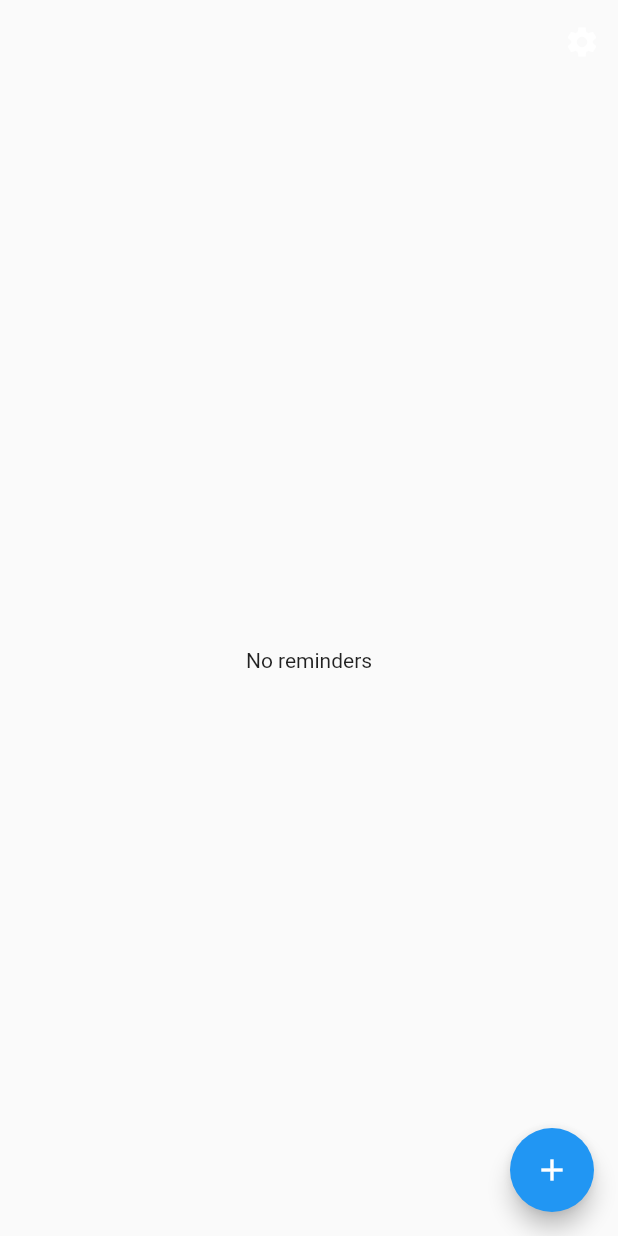
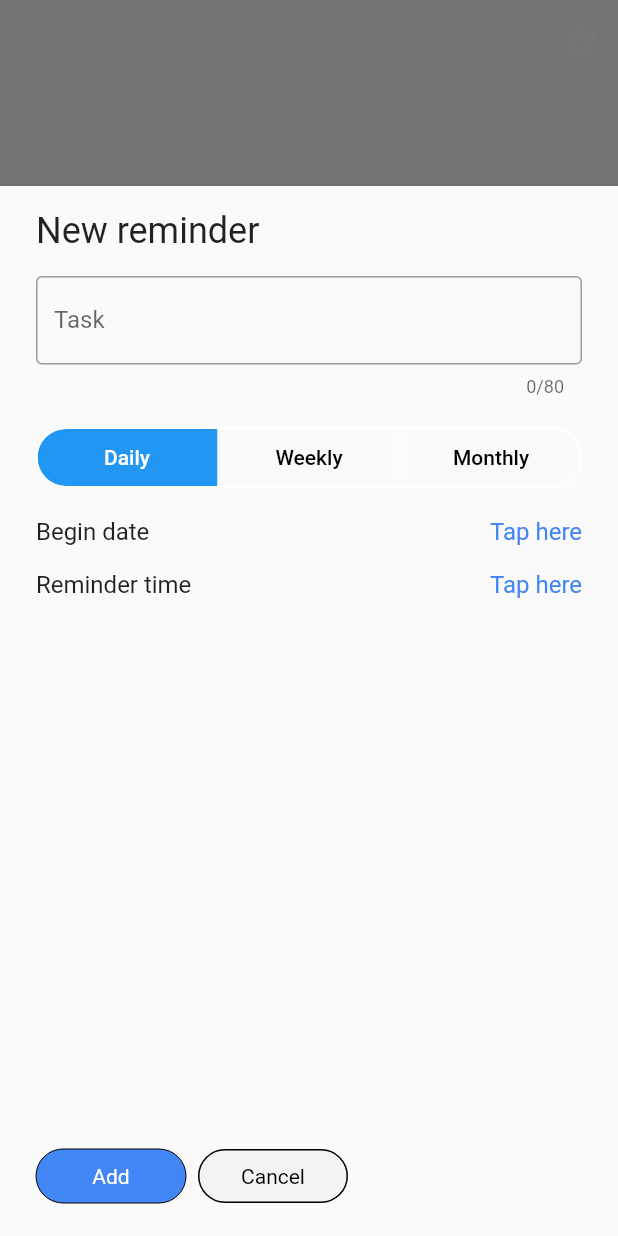
Before and after one commit to YoanMen/RecurAlarm, a Flutter app: the screen it shows after launch, after a tap on the "add" icon, on a phone screen of 412 x 824 dp. Run offline on Flutter 3.47's test engine with Material 2 defaults, Android fonts, the light colour scheme and no system bars; our stand-ins replace flutter_riverpod, fluttertoast, go_router, sqflite; accounts and stored records are empty.

Commit message:
Implementation of added screen

```diff
--- a/lib/core/common/formatting_utils.dart
+++ b/lib/core/common/formatting_utils.dart
@@ -1,4 +1,5 @@
 import 'package:flutter/material.dart';
+import 'package:intl/intl.dart';
 import 'package:recurring_alarm/core/constant.dart';
 import 'package:recurring_alarm/domain/entities/reminder.dart';
 import 'package:recurring_alarm/localization/string_hardcoded.dart';
@@ -14,10 +15,18 @@ TimeOfDay formatTime(String time) {
   return TimeOfDay(hour: hours, minute: minutes);
 }
 
+String formatTimeToString(TimeOfDay time) {
+  return '${time.hour}:${time.minute}';
+}
+
 //  parse string DateTime to DateTime
 
 DateTime formatDate(String date) {
   return DateTime.parse(date);
+}
+
+String formatDatetoString(DateTime date) {
+  return DateFormat.yMMMd().format(date);
 }
 
 //  parse a list of DateTime string to DateTime list
@@ -27,13 +36,7 @@ List<DateTime> formatMultipleDates(List<String> dates) {
 }
 
 List<String> formatDaysToList(String days) {
-  final list = days
-      .replaceAll('}', "")
-      .replaceAll("SelectedDay.", "")
-      .trim()
-      .split(', ');
-
-  list.removeAt(0); // remove nothing days
+  final list = days.split(',');
 
   // add maj for first letter
   final capitalizedDays = list.map((day) {
--- /dev/null
+++ b/lib/core/common/widgets/material_button.dart
@@ -0,0 +1,38 @@
+import 'package:flutter/material.dart';
+import 'package:recurring_alarm/theme/palette.dart';
+
+class ButtonMaterial extends StatelessWidget {
+  final Widget? child;
+  final double side;
+  final Color backgroundColor;
+  final Color foregroundColor;
+  final VoidCallback onPressed;
+  const ButtonMaterial.blue(
+      {Key? key, required this.child, required this.onPressed})
+      : backgroundColor = Palette.primaryColor,
+        foregroundColor = Colors.white,
+        side = 0,
+        super(key: key);
+
+  const ButtonMaterial.transparent(
+      {Key? key, required this.child, required this.onPressed})
+      : backgroundColor = Palette.scaffoldColor,
+        foregroundColor = Colors.black,
+        side = 1,
+        super(key: key);
+
+  @override
+  Widget build(BuildContext context) {
+    return ElevatedButton(
+        style: ElevatedButton.styleFrom(
+            elevation: 0,
+            shape: RoundedRectangleBorder(
+                borderRadius: const BorderRadius.all(Radius.circular(20)),
+                side: BorderSide(width: side)),
+            backgroundColor: backgroundColor,
+            foregroundColor: foregroundColor,
+            textStyle: const TextStyle()),
+        onPressed: onPressed,
+        child: child);
+  }
+}
--- /dev/null
+++ b/lib/core/common/widgets/reminder_type_selection.dart
@@ -0,0 +1,40 @@
+import 'package:flutter/material.dart';
+import 'package:flutter_riverpod/flutter_riverpod.dart';
+import 'package:recurring_alarm/core/constant.dart';
+import 'package:recurring_alarm/presentation/reminder/viewmodels/reminder_view_model.dart';
+
+class ReminderTypeSelection extends ConsumerWidget {
+  const ReminderTypeSelection({
+    super.key,
+  });
+
+  @override
+  Widget build(BuildContext context, WidgetRef ref) {
+    return SizedBox(
+      width: double.infinity,
+      child: SegmentedButton(
+          emptySelectionAllowed: false,
+          showSelectedIcon: false,
+          segments: const [
+            ButtonSegment(
+              value: ReminderType.daily,
+              label: FittedBox(child: Text('Daily')),
+            ),
+            ButtonSegment(
+              value: ReminderType.weekly,
+              label: FittedBox(child: Text('Weekly')),
+            ),
+            ButtonSegment(
+              value: ReminderType.monthly,
+              label: FittedBox(child: Text('Monthly')),
+            ),
+          ],
+          onSelectionChanged: (Set<ReminderType> newSelection) {
+            ref
+                .read(reminderViewModel.notifier)
+                .setReminderType(newSelection.first);
+          },
+          selected: <ReminderType>{ref.watch(reminderViewModel).reminderType}),
+    );
+  }
+}
--- /dev/null
+++ b/lib/core/common/widgets/text_form_field_material.dart
@@ -0,0 +1,67 @@
+// ignore_for_file: public_member_api_docs, sort_constructors_first
+import 'package:flutter/material.dart';
+
+class TextFormFieldMaterial extends StatelessWidget {
+  final Function(String text)? onFieldSubmitted;
+  final String? Function(String? value)? validator;
+  final String? Function(String? value)? onSaved;
+
+  final String? Function(String? value)? onChanged;
+
+  final Function()? onEditingComplete;
+  final TextInputAction? textInputAction;
+  final TextEditingController? controller;
+  final FocusNode? focusNode;
+  final TextInputType? keyboardType;
+  final String labelText;
+  final String? initialValue;
+  final int? maxLength;
+  final bool obscureText;
+  final bool autocorrect;
+  final bool enableSuggestions;
+
+  const TextFormFieldMaterial({
+    Key? key,
+    required this.labelText,
+    this.maxLength,
+    this.onFieldSubmitted,
+    this.onSaved,
+    this.validator,
+    this.onEditingComplete,
+    this.controller,
+    this.focusNode,
+    this.keyboardType,
+    this.initialValue,
+    this.obscureText = false,
+    this.autocorrect = true,
+    this.enableSuggestions = false,
+    this.onChanged,
+    this.textInputAction,
+  }) : super(key: key);
+
+  @override
+  Widget build(BuildContext context) {
+    return TextFormField(
+      maxLength: maxLength,
+      textInputAction: textInputAction,
+      onSaved: onSaved,
+      onChanged: onChanged,
+      validator: validator,
+      controller: controller,
+      keyboardType: keyboardType,
+      onEditingComplete: onEditingComplete,
+      onFieldSubmitted: onFieldSubmitted,
+      focusNode: focusNode,
+      obscureText: obscureText,
+      autocorrect: autocorrect,
+      enableSuggestions: enableSuggestions,
+      initialValue: initialValue,
+      decoration: InputDecoration(
+          disabledBorder: const OutlineInputBorder(
+              borderSide: BorderSide(color: Colors.black)),
+          border: const OutlineInputBorder(
+              borderSide: BorderSide(color: Colors.black)),
+          labelText: labelText),
+    );
+  }
+}
--- /dev/null
+++ b/lib/presentation/reminder/screens/adding/adding_screen.dart
@@ -0,0 +1,185 @@
+import 'dart:async';
+import 'package:flutter/material.dart';
+import 'package:flutter_riverpod/flutter_riverpod.dart';
+import 'package:go_router/go_router.dart';
+import 'package:recurring_alarm/core/common/formatting_utils.dart';
+import 'package:recurring_alarm/core/common/widgets/material_button.dart';
+import 'package:recurring_alarm/core/common/widgets/monthly_widget.dart';
+import 'package:recurring_alarm/core/common/widgets/reminder_type_selection.dart';
+import 'package:recurring_alarm/core/common/widgets/text_form_field_material.dart';
+import 'package:recurring_alarm/core/common/widgets/weekly_widget.dart';
+import 'package:recurring_alarm/core/constant.dart';
+import 'package:recurring_alarm/localization/string_hardcoded.dart';
+import 'package:recurring_alarm/presentation/reminder/viewmodels/reminder_view_model.dart';
+import 'package:recurring_alarm/theme/palette.dart';
+
+Future showReminderBottomSheet(BuildContext context) {
+  return showModalBottomSheet(
+    enableDrag: true,
+    isScrollControlled: true,
+    useSafeArea: true,
+    context: context,
+    builder: (BuildContext context) {
+      return Consumer(
+        builder: (context, ref, child) {
+          final reminderViewModelWatch = ref.watch(reminderViewModel);
+          final reminderViewModelRead = ref.read(reminderViewModel.notifier);
+
+          return Container(
+            height: 700,
+            width: double.infinity,
+            padding: const EdgeInsets.only(
+                left: 24, right: 24, top: kDefaultPadding),
+            child: Column(
+              children: [
+                Align(
+                  alignment: Alignment.centerLeft,
+                  child: Text(
+                    "New reminder".hardcoded,
+                    style: Theme.of(context).textTheme.headlineSmall,
+                  ),
+                ),
+                const SizedBox(
+                  height: kDefaultPadding,
+                ),
+                TextFormFieldMaterial(
+                  onChanged: (value) =>
+                      reminderViewModelRead.updateText(value!),
+                  labelText: "Task".hardcoded,
+                  initialValue: reminderViewModelWatch.description,
+                  maxLength: 80,
+                ),
+                const SizedBox(
+                  height: kDefaultPadding,
+                ),
+                const ReminderTypeSelection(),
+                switch (ref.watch(reminderViewModel).reminderType) {
+                  ReminderType.daily => const SizedBox(),
+                  ReminderType.weekly => const WeeklyWidget(),
+                  ReminderType.monthly => const MonthlyWidget(),
+                },
+                Expanded(
+                  child: Column(children: [
+                    const SizedBox(
+                      height: kDefaultPadding,
+                    ),
+                    Row(
+                      children: [
+                        Text(
+                          "Begin date",
+                          style: Theme.of(context).textTheme.titleMedium,
+                        ),
+                        const Spacer(),
+                        GestureDetector(
+                            onTap: () async {
+                              final dateSelected = await showDatePicker(
+                                  context: context,
+                                  initialDate:
+                                      ref.read(reminderViewModel).beginDate ??
+                                          DateTime.now(),
+                                  firstDate: DateTime.now(),
+                                  lastDate:
+                                      DateTime(DateTime.now().year + 100));
+
+                              if (dateSelected != null) {
+                                reminderViewModelRead
+                                    .setDateSelected(dateSelected);
+                              }
+                            },
+                            child: Text(
+                              (reminderViewModelWatch.beginDate != null)
+                                  ? formatDatetoString(
+                                      ref.read(reminderViewModel).beginDate!)
+                                  : "Tap here".hardcoded,
+                              style: Theme.of(context)
+                                  .textTheme
+                                  .titleMedium
+                                  ?.copyWith(color: Palette.primaryColor),
+                            ))
+                      ],
+                    ),
+                    const SizedBox(
+                      height: kDefaultPadding,
+                    ),
+                    Row(
+                      children: [
+                        Text(
+                          "Reminder time",
+                          style: Theme.of(context).textTheme.titleMedium,
+                        ),
+                        const Spacer(),
+                        GestureDetector(
+                            onTap: () async {
+                              final timeSelected = await showTimePicker(
+                                  builder:
+                                      (BuildContext context, Widget? child) {
+                                    return MediaQuery(
+                                      data: MediaQuery.of(context).copyWith(
+                                          alwaysUse24HourFormat: true),
+                                      child: child!,
+                                    );
+                                  },
+                                  context: context,
+                                  initialTime:
+                                      ref.read(reminderViewModel).time ??
+                                          const TimeOfDay(hour: 8, minute: 0));
+
+                              if (timeSelected != null) {
+                                reminderViewModelRead
+                                    .setTimeSelected(timeSelected);
+                              }
+                            },
+                            child: Text(
+                              (ref.read(reminderViewModel).time == null)
+                                  ? "Tap here".hardcoded
+                                  : formatTimeToString(
+                                      ref.read(reminderViewModel).time!),
+                              style: Theme.of(context)
+                                  .textTheme
+                                  .titleMedium
+                                  ?.copyWith(color: Palette.primaryColor),
+                            ))
+                      ],
+                    ),
+                    const SizedBox(
+                      height: kDefaultPadding,
+                    ),
+                    const Spacer(),
+                    Align(
+                      alignment: Alignment.centerLeft,
+                      child: Row(
+                        children: [
+                          SizedBox(
+                            width: 100,
+                            child: ButtonMaterial.blue(
+                              child: const Text("Add"),
+                              onPressed: () => reminderViewModelRead
+                                  .checkIfvalidate(context),
+                            ),
+                          ),
+                          const SizedBox(
+                            width: 8,
+                          ),
+                          SizedBox(
+                            width: 100,
+                            child: ButtonMaterial.transparent(
+                              child: const Text("Cancel"),
+                              onPressed: () => Navigator.of(context).pop(),
+                            ),
+                          ),
+                        ],
+                      ),
+                    ),
+                    const SizedBox(
+                      height: kDefaultPadding,
+                    ),
+                  ]),
+                )
+              ],
+            ),
+          );
+        },
+      );
+    },
+  );
+}
--- a/lib/presentation/reminder/screens/landing/landing_screen.dart
+++ b/lib/presentation/reminder/screens/landing/landing_screen.dart
@@ -13,7 +13,9 @@ class LandingScreen extends ConsumerWidget {
 
     return Scaffold(
       floatingActionButton: FloatingActionButton(
-          onPressed: () {}, // * Open Add Reminder
+          onPressed: () => ref
+              .read(reminderViewModel.notifier)
+              .openAddReminder(context), // * Open Add Reminder
           child: const Icon(
             Icons.add,
             color: Colors.white,
--- a/lib/presentation/reminder/viewmodels/reminder_view_model.dart
+++ b/lib/presentation/reminder/viewmodels/reminder_view_model.dart
@@ -1,10 +1,10 @@
 import 'package:flutter/material.dart';
 import 'package:flutter_riverpod/flutter_riverpod.dart';
 import 'package:fluttertoast/fluttertoast.dart';
-import 'package:go_router/go_router.dart';
 import 'package:recurring_alarm/core/constant.dart';
 import 'package:recurring_alarm/domain/entities/reminder.dart';
 import 'package:recurring_alarm/domain/usecases/reminder_usecase.dart';
+import 'package:recurring_alarm/presentation/reminder/screens/adding/adding_screen.dart';
 import 'package:recurring_alarm/presentation/reminder/viewmodels/reminder_state.dart';
 import 'package:uuid/uuid.dart';
 
@@ -25,6 +25,66 @@ class ReminderViewModel extends StateNotifier<ReminderState> {
 
   final ReminderUsecase _reminderUsecase;
 
+  String updateText(String text) {
+    state = state.copyWith(description: text);
+    return state.description;
+  }
+
+  void setReminderType(ReminderType type) {
+    state = state.copyWith(reminderType: type, lenghtBetweenReminder: 0);
+  }
+
+  void setDaysSelected(selectedDays) {
+    state = state.copyWith(daysSelected: selectedDays);
+    print(selectedDays);
+  }
+
+  void setlenghtSelected(int lenghtSelected) {
+    state = state.copyWith(lenghtBetweenReminder: lenghtSelected);
+  }
+
+  void setWhenMounthSelected(int whenMounthSelected) {
+    state = state.copyWith(whenInMonth: whenMounthSelected);
+  }
+
+  void setDateSelected(DateTime beginDate) {
+    state = state.copyWith(beginDate: beginDate);
+  }
+
+  void setTimeSelected(TimeOfDay timeReminder) {
+    state = state.copyWith(time: timeReminder);
+  }
+
+  void checkIfvalidate(BuildContext context) {
+    if (state.description.trim().isEmpty) {
+      Fluttertoast.showToast(
+        msg: "Vous devez entrer une description pour votre tâche.",
+      );
+
+      return;
+    } else if (state.daysSelected.length <= 1 &&
+        state.reminderType != ReminderType.daily) {
+      Fluttertoast.showToast(
+        msg: "Vous devez au moins sélectionner un jour.",
+      );
+      return;
+    } else if (state.beginDate == null) {
+      Fluttertoast.showToast(
+        msg: "Vous devez mettre une date de début à votre tâche",
+      );
+      return;
+    } else if (state.time == null) {
+      Fluttertoast.showToast(
+        msg: "Vous devez mettre une heure de rappel à votre tâche",
+      );
+      return;
+    }
+  }
+
+  void eraseAll() {
+    state = state.initial();
+  }
+
   void deleteAll() async {
     state = state.copyWith(loading: true);
 
@@ -35,6 +95,11 @@ class ReminderViewModel extends StateNotifier<ReminderState> {
     } catch (e) {
       Fluttertoast.showToast(msg: "pas reussi $e");
     }
+  }
+
+  void openAddReminder(BuildContext context) {
+    eraseAll();
+    showReminderBottomSheet(context);
   }
 
   void fetchAllReminders() async {
--- /dev/null
+++ b/lib/theme/palette.dart
@@ -0,0 +1,8 @@
+import 'package:flutter/material.dart';
+
+class Palette {
+  static const scaffoldColor = Color.fromARGB(255, 243, 243, 243);
+  static const primaryColor = Color.fromARGB(255, 66, 133, 244);
+  static const redColor = Color.fromARGB(255, 255, 46, 0);
+  static const blackColor = Color.fromARGB(255, 35, 37, 40);
+}
```
Also changed, not shown: lib/core/common/widgets/monthly_widget.dart (added, +82 -0 lines), lib/core/common/widgets/segmented_selection_days.dart (added, +59 -0 lines), lib/core/common/widgets/weekly_widget.dart (added, +51 -0 lines), lib/theme/custom_theme.dart (added, +36 -0 lines).
